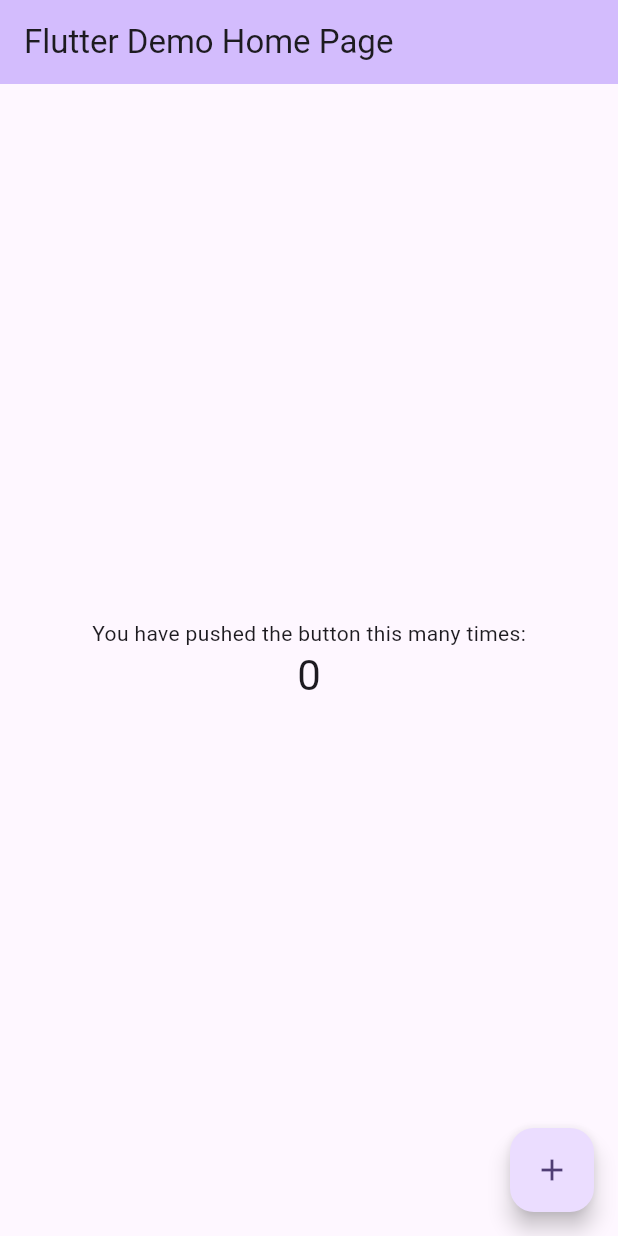
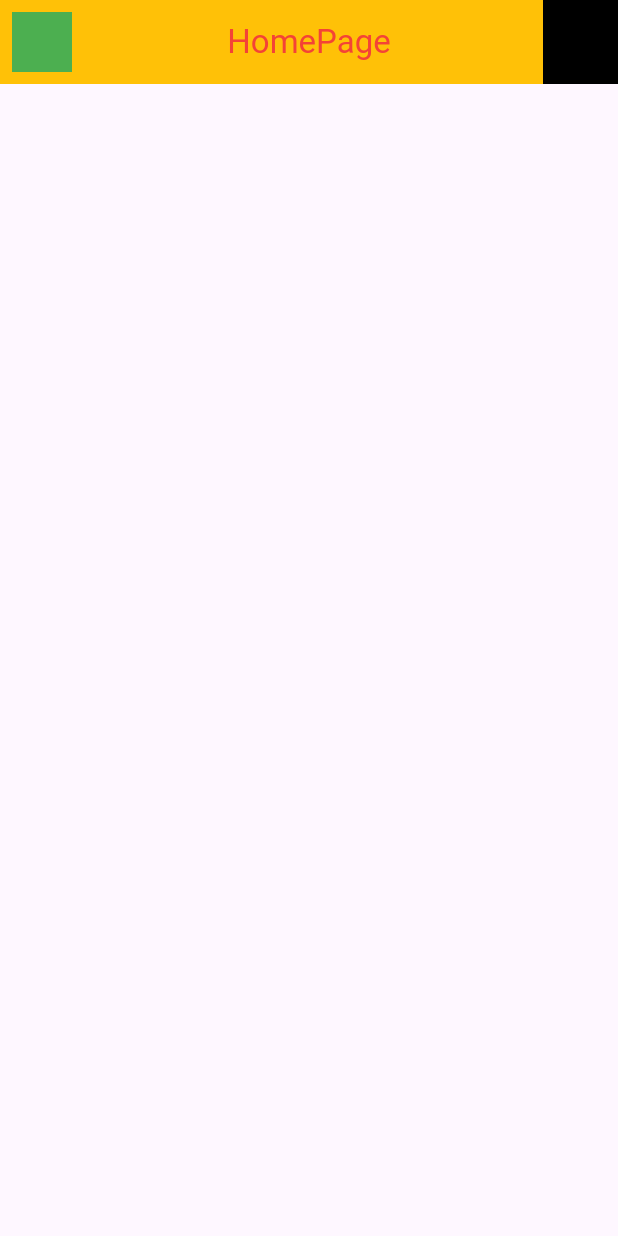
Before and after one commit to Imkelis/HavenHaus, a Flutter app: the screen it shows after launch, on a phone screen of 412 x 824 dp. Run offline on Flutter 3.47's test engine with Material 3 defaults, Android fonts, the phone set to English and light mode, and no system bars.

Commit message:
Got simple navigation working. Next I want to figure out how to implement a better method of navigation. Learning alot from videos, but not implementing everything yet.

```diff
--- a/lib/main.dart
+++ b/lib/main.dart
@@ -1,122 +1,15 @@
 import 'package:flutter/material.dart';
+import 'package:househaus/pages/home.dart';
 
 void main() {
-  runApp(const MyApp());
+  runApp(MyApp());
 }
 
 class MyApp extends StatelessWidget {
   const MyApp({super.key});
 
-  // This widget is the root of your application.
   @override
   Widget build(BuildContext context) {
-    return MaterialApp(
-      title: 'Flutter Demo',
-      theme: ThemeData(
-        // This is the theme of your application.
-        //
-        // TRY THIS: Try running your application with "flutter run". You'll see
-        // the application has a purple toolbar. Then, without quitting the app,
-        // try changing the seedColor in the colorScheme below to Colors.green
-        // and then invoke "hot reload" (save your changes or press the "hot
-        // reload" button in a Flutter-supported IDE, or press "r" if you used
-        // the command line to start the app).
-        //
-        // Notice that the counter didn't reset back to zero; the application
-        // state is not lost during the reload. To reset the state, use hot
-        // restart instead.
-        //
-        // This works for code too, not just values: Most code changes can be
-        // tested with just a hot reload.
-        colorScheme: ColorScheme.fromSeed(seedColor: Colors.deepPurple),
-      ),
-      home: const MyHomePage(title: 'Flutter Demo Home Page'),
-    );
+    return const MaterialApp(home: HomePage());
   }
 }
-
-class MyHomePage extends StatefulWidget {
-  const MyHomePage({super.key, required this.title});
-
-  // This widget is the home page of your application. It is stateful, meaning
-  // that it has a State object (defined below) that contains fields that affect
-  // how it looks.
-
-  // This class is the configuration for the state. It holds the values (in this
-  // case the title) provided by the parent (in this case the App widget) and
-  // used by the build method of the State. Fields in a Widget subclass are
-  // always marked "final".
-
-  final String title;
-
-  @override
-  State<MyHomePage> createState() => _MyHomePageState();
-}
-
-class _MyHomePageState extends State<MyHomePage> {
-  int _counter = 0;
-
-  void _incrementCounter() {
-    setState(() {
-      // This call to setState tells the Flutter framework that something has
-      // changed in this State, which causes it to rerun the build method below
-      // so that the display can reflect the updated values. If we changed
-      // _counter without calling setState(), then the build method would not be
-      // called again, and so nothing would appear to happen.
-      _counter++;
-    });
-  }
-
-  @override
-  Widget build(BuildContext context) {
-    // This method is rerun every time setState is called, for instance as done
-    // by the _incrementCounter method above.
-    //
-    // The Flutter framework has been optimized to make rerunning build methods
-    // fast, so that you can just rebuild anything that needs updating rather
-    // than having to individually change instances of widgets.
-    return Scaffold(
-      appBar: AppBar(
-        // TRY THIS: Try changing the color here to a specific color (to
-        // Colors.amber, perhaps?) and trigger a hot reload to see the AppBar
-        // change color while the other colors stay the same.
-        backgroundColor: Theme.of(context).colorScheme.inversePrimary,
-        // Here we take the value from the MyHomePage object that was created by
-        // the App.build method, and use it to set our appbar title.
-        title: Text(widget.title),
-      ),
-      body: Center(
-        // Center is a layout widget. It takes a single child and positions it
-        // in the middle of the parent.
-        child: Column(
-          // Column is also a layout widget. It takes a list of children and
-          // arranges them vertically. By default, it sizes itself to fit its
-          // children horizontally, and tries to be as tall as its parent.
-          //
-          // Column has various properties to control how it sizes itself and
-          // how it positions its children. Here we use mainAxisAlignment to
-          // center the children vertically; the main axis here is the vertical
-          // axis because Columns are vertical (the cross axis would be
-          // horizontal).
-          //
-          // TRY THIS: Invoke "debug painting" (choose the "Toggle Debug Paint"
-          // action in the IDE, or press "p" in the console), to see the
-          // wireframe for each widget.
-          mainAxisAlignment: MainAxisAlignment.center,
-          children: <Widget>[
-            const Text('You have pushed the button this many times:'),
-            Text(
-              '$_counter',
-              style: Theme.of(context).textTheme.headlineMedium,
-            ),
-          ],
-        ),
-      ),
-      floatingActionButton: FloatingActionButton(
-        onPressed: _incrementCounter,
-        tooltip: 'Increment',
-        child: const Icon(Icons.add),
-      ), // This trailing comma makes auto-formatting nicer for build methods.
-    );
-  }
-}
--- /dev/null
+++ b/lib/pages/home.dart
@@ -0,0 +1,35 @@
+import 'package:flutter/material.dart';
+import 'package:househaus/pages/profile.dart';
+
+class HomePage extends StatelessWidget {
+  const HomePage({super.key});
+
+  @override
+  Widget build(BuildContext context) {
+    return Scaffold(
+      appBar: AppBar(
+        backgroundColor: Colors.amber,
+        title: Text('HomePage', style: TextStyle(color: Colors.red)),
+        centerTitle: true,
+
+        //There is definetly a better way of doing this. My current aim is to figure out how to make this better.
+        leading: IconButton(
+          onPressed: () => Navigator.of(
+            context,
+          ).push(MaterialPageRoute(builder: (context) => const Profile())),
+          icon: Container(decoration: BoxDecoration(color: Colors.green)),
+        ),
+        actions: [
+          GestureDetector(
+            onTap: () => Profile(),
+            child: Container(
+              decoration: BoxDecoration(color: Colors.black),
+              width: 50,
+              alignment: Alignment.center,
+            ),
+          ),
+        ],
+      ),
+    );
+  }
+}
```
Also changed, not shown: lib/pages/profile.dart (added, +28 -0 lines).
